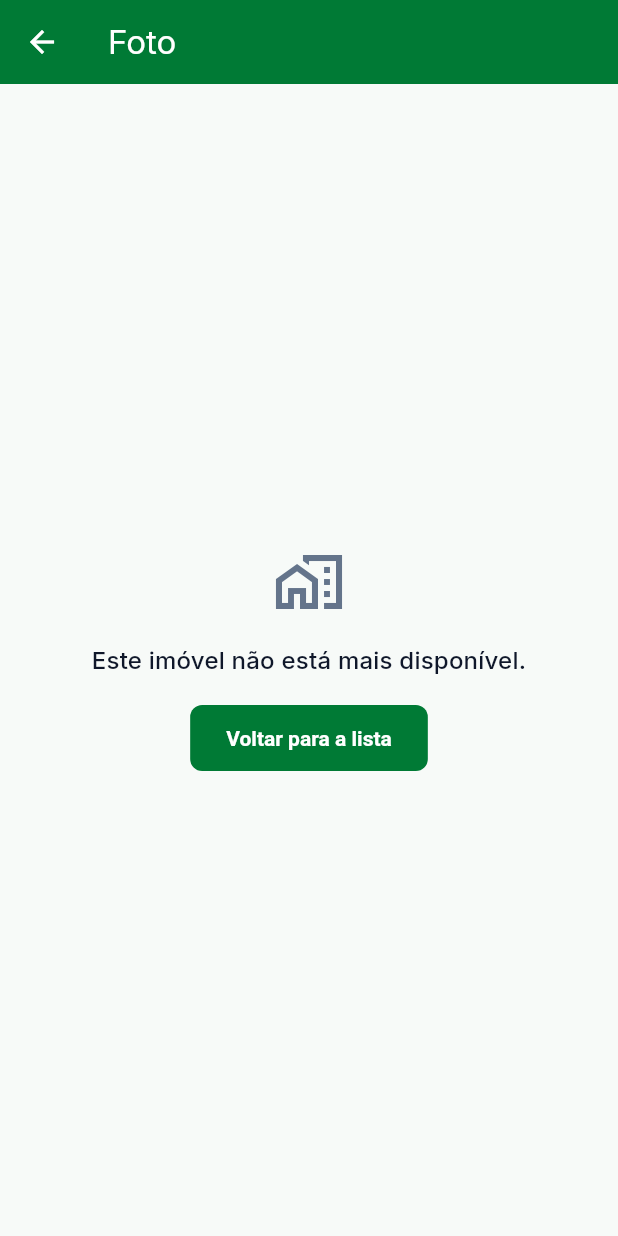
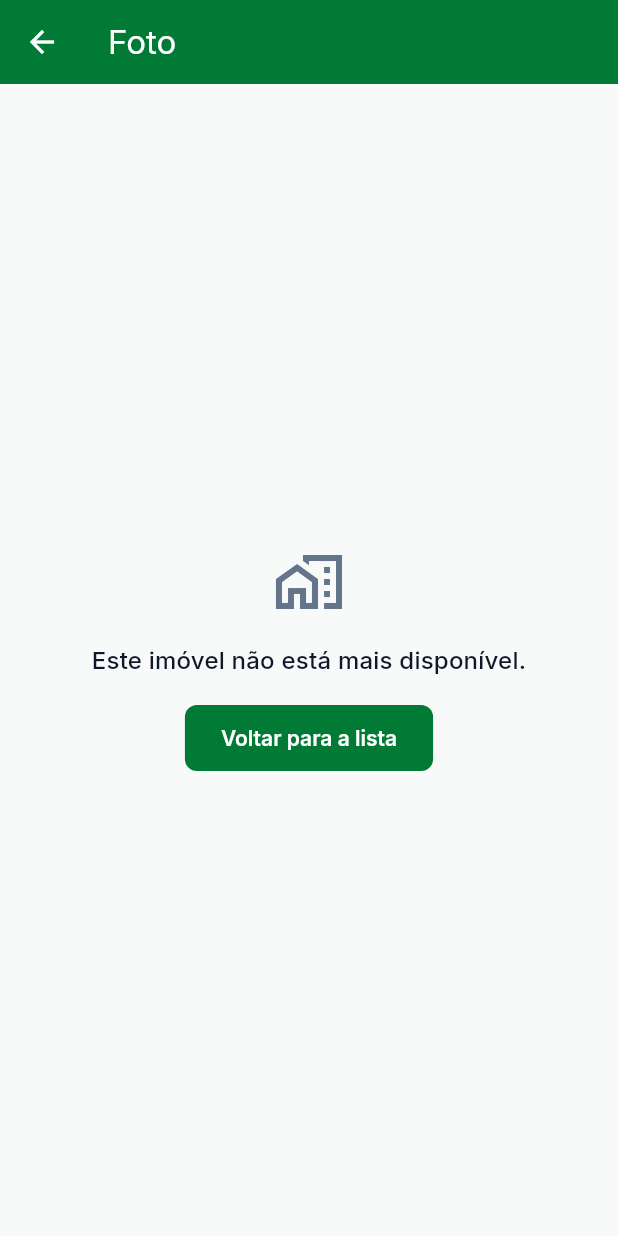
Before and after one commit to itsmecamila/imobi_brasil_app, a Flutter app: the _DetailView screen opened directly with empty values, after a tap on "Foto indisponível", on a phone screen of 412 x 824 dp. Run offline on Flutter 3.47's test engine with Material 3 defaults, Android fonts, the phone set to English and light mode, and no system bars; our stand-ins replace flutter_svg, go_router; accounts and stored records are empty; network calls fail.

Commit message:
fix(lista): usar a Inter nos botões, cabeçalho que cresce com a fonte e sair com confirmação

```diff
--- a/lib/data/repositories/auth_repository.dart
+++ b/lib/data/repositories/auth_repository.dart
@@ -24,7 +24,8 @@ class AuthRepository extends ChangeNotifier {
     return true;
   }
 
-  void signOut() {
+  Future<void> signOut() async {
+    await _service.signOut();
     _user = null;
     notifyListeners();
   }
--- a/lib/data/services/auth_service.dart
+++ b/lib/data/services/auth_service.dart
@@ -27,4 +27,8 @@ class AuthService {
     if (!matches) return null;
     return {'nome': BrokerContact.name, 'email': _email};
   }
+
+  /// Same latency as signing in. It never fails: the session is local, so
+  /// leaving must always work, even with simulated errors on.
+  Future<void> signOut() => Future<void>.delayed(delay);
 }
--- a/lib/ui/property_list/widgets/property_list_screen.dart
+++ b/lib/ui/property_list/widgets/property_list_screen.dart
@@ -1,4 +1,5 @@
 import 'package:flutter/material.dart';
+import 'package:flutter/services.dart';
 import 'package:flutter_svg/flutter_svg.dart';
 import 'package:go_router/go_router.dart';
 import 'package:imobi_app/data/repositories/auth_repository.dart';
@@ -63,28 +64,18 @@ class _PropertyListScreenState extends State<PropertyListScreen> {
       body: CustomScrollView(
         controller: _scrollController,
         slivers: [
-          SliverAppBar(
           // Quick return: hides on scroll down, comes back whole on scroll up.
-            floating: true,
-            snap: true,
-            // More air around the brand tile and title (the default bar is
-            // 56 high and the tile sat too close to its edges).
-            toolbarHeight: 68,
-            titleSpacing: 16,
-            title: const _BrandTitle(),
-            actions: [
-              IconButton(
-                tooltip: 'Sair',
-                icon: const Icon(Icons.logout),
-                // No navigation here: the router sends a signed-out user to
-                // the login screen.
-                onPressed: context.read<AuthRepository>().signOut,
-              ),
-              const SizedBox(width: 8),
-            ],
-            bottom: _SearchAndFilter(
+          // Sized by its content, so larger system fonts grow the header
+          // instead of spilling over the list.
+          SliverFloatingHeader(
+            child: Column(
+              children: [
+                const _BrandBar(),
+                _SearchAndFilter(
                   viewModel: viewModel,
                   searchController: _searchController,
+                ),
+              ],
             ),
           ),
           ..._content(context, viewModel),
@@ -172,15 +163,32 @@ class _PropertyListScreenState extends State<PropertyListScreen> {
   }
 }
 
-class _BrandTitle extends StatelessWidget {
-  const _BrandTitle();
+/// The green bar: brand, title, user and "Sair". Built by hand instead of an
+/// AppBar because an AppBar has a fixed height.
+class _BrandBar extends StatelessWidget {
+  const _BrandBar();
 
   @override
   Widget build(BuildContext context) {
+    final theme = Theme.of(context);
     final userName = context.watch<AuthRepository>().user?.name;
-    return Row(
+
+    return AnnotatedRegion<SystemUiOverlayStyle>(
+      value: theme.appBarTheme.systemOverlayStyle!,
+      child: ColoredBox(
+        color: AppColors.brand600,
+        child: Padding(
+          // The status bar sits on the green, as it did with the AppBar.
+          padding: EdgeInsets.fromLTRB(
+            16,
+            MediaQuery.paddingOf(context).top + 12,
+            8,
+            12,
+          ),
+          child: Row(
             children: [
-        // Original brand icon on a white tile: green on green would vanish.
+              // Original brand icon on a white tile: green on green would
+              // vanish.
               Container(
                 width: 44,
                 height: 44,
@@ -198,9 +206,16 @@ class _BrandTitle extends StatelessWidget {
               Expanded(
                 child: Column(
                   crossAxisAlignment: CrossAxisAlignment.start,
-            mainAxisSize: MainAxisSize.min,
                   children: [
-              const Text('Imóveis'),
+                    Semantics(
+                      header: true,
+                      child: Text(
+                        'Imóveis',
+                        style: theme.textTheme.titleLarge?.copyWith(
+                          color: Colors.white,
+                        ),
+                      ),
+                    ),
                     if (userName != null)
                       Text(
                         userName,
@@ -209,18 +224,90 @@ class _BrandTitle extends StatelessWidget {
                         style: const TextStyle(
                           color: Colors.white,
                           fontSize: 13,
-                    fontWeight: FontWeight.w400,
                         ),
                       ),
                   ],
                 ),
               ),
+              const _SignOutButton(),
             ],
+          ),
+        ),
+      ),
     );
   }
 }
 
-class _SearchAndFilter extends StatelessWidget implements PreferredSizeWidget {
+/// Asks first (a stray tap in the corner should not end the session), then
+/// shows "Saindo…" while the session closes.
+class _SignOutButton extends StatefulWidget {
+  const _SignOutButton();
+
+  @override
+  State<_SignOutButton> createState() => _SignOutButtonState();
+}
+
+class _SignOutButtonState extends State<_SignOutButton> {
+  bool _isSigningOut = false;
+
+  Future<void> _signOut() async {
+    final auth = context.read<AuthRepository>();
+    final confirmed = await showDialog<bool>(
+      context: context,
+      builder: (context) => AlertDialog(
+        title: const Text('Sair da conta?'),
+        content: const Text(
+          'Você precisará entrar de novo para ver os imóveis.',
+        ),
+        actions: [
+          TextButton(
+            onPressed: () => Navigator.of(context).pop(false),
+            child: const Text('Cancelar'),
+          ),
+          FilledButton(
+            onPressed: () => Navigator.of(context).pop(true),
+            child: const Text('Sair'),
+          ),
+        ],
+      ),
+    );
+    if (confirmed != true || !mounted) return;
+
+    setState(() => _isSigningOut = true);
+    // No navigation here: the router sends a signed-out user to the login.
+    await auth.signOut();
+  }
+
+  @override
+  Widget build(BuildContext context) {
+    if (_isSigningOut) {
+      return Semantics(
+        label: 'Saindo…',
+        liveRegion: true,
+        child: const SizedBox.square(
+          dimension: 48,
+          child: Center(
+            child: SizedBox.square(
+              dimension: 20,
+              child: CircularProgressIndicator(
+                strokeWidth: 2,
+                color: Colors.white,
+              ),
+            ),
+          ),
+        ),
+      );
+    }
+    return IconButton(
+      tooltip: 'Sair',
+      color: Colors.white,
+      icon: const Icon(Icons.logout),
+      onPressed: _signOut,
+    );
+  }
+}
+
+class _SearchAndFilter extends StatelessWidget {
   const _SearchAndFilter({
     required this.viewModel,
     required this.searchController,
@@ -228,9 +315,6 @@ class _SearchAndFilter extends StatelessWidget implements PreferredSizeWidget {
 
   final PropertyListViewModel viewModel;
   final TextEditingController searchController;
-
-  @override
-  Size get preferredSize => const Size.fromHeight(116);
 
   @override
   Widget build(BuildContext context) {
@@ -271,15 +355,19 @@ class _SearchAndFilter extends StatelessWidget implements PreferredSizeWidget {
   }
 }
 
-/// A filter label never wraps: a broken word ("Alugue/l") reads as a bug.
+/// A filter label is never broken or cut ("Alugue/l" reads as a bug): with
+/// large system fonts on narrow screens it shrinks just enough to fit. The
+/// check mark stays, so the selection is not shown by color alone.
 class _FilterLabel extends StatelessWidget {
   const _FilterLabel(this.text);
 
   final String text;
 
   @override
-  Widget build(BuildContext context) =>
-      Text(text, maxLines: 1, softWrap: false);
+  Widget build(BuildContext context) => FittedBox(
+    fit: BoxFit.scaleDown,
+    child: Text(text, maxLines: 1, softWrap: false),
+  );
 }
 
 class _SearchField extends StatelessWidget {
```
Also changed, not shown: lib/ui/core/themes/app_theme.dart (+18 -10 lines), 6 other files. Lines whose indentation alone changed are shown as unchanged.
